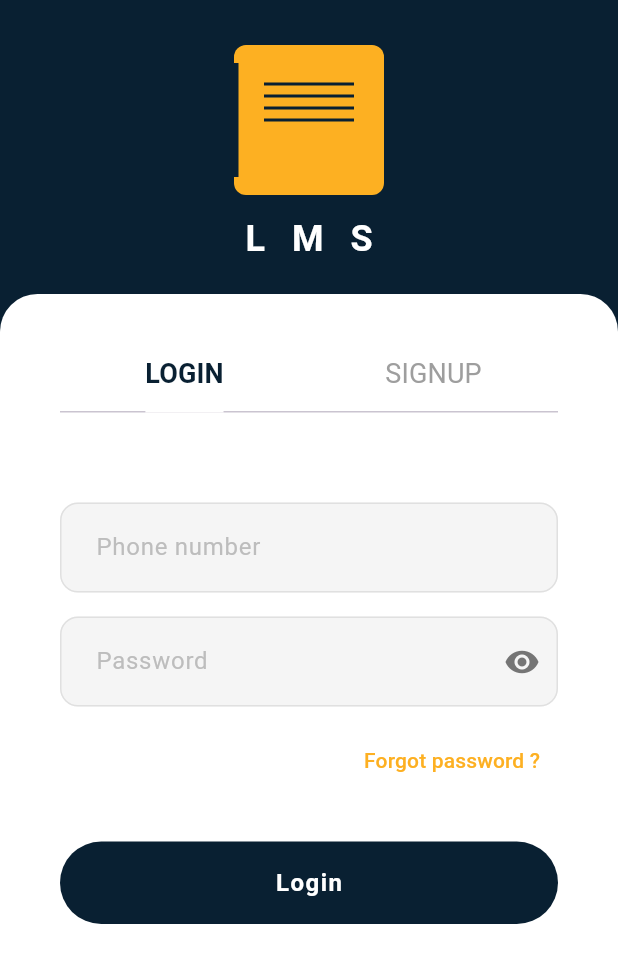
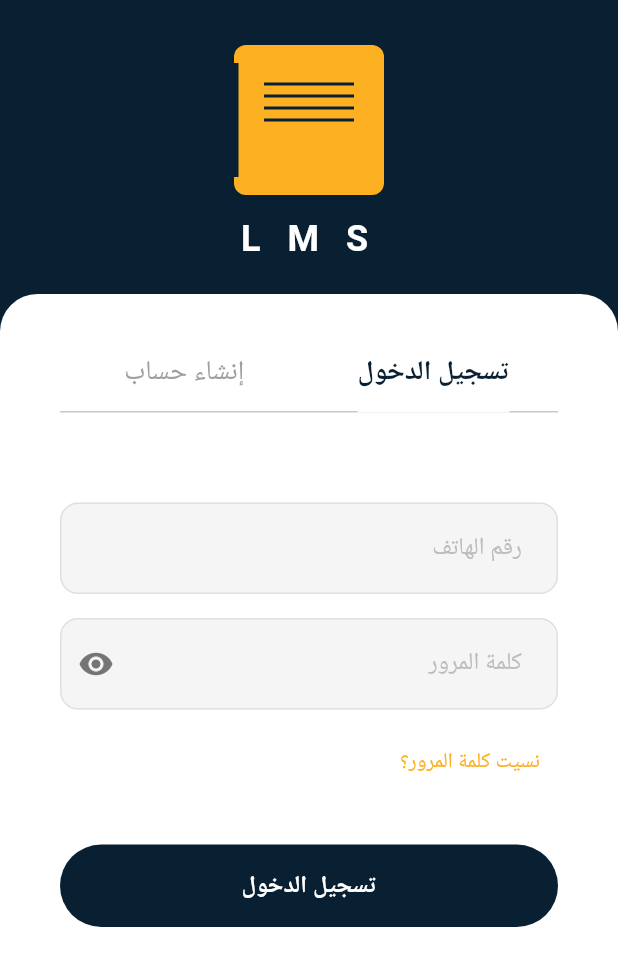
Before and after one commit to AhmedYasserTaha/jesoor_pro, a Flutter app: the screen it shows after launch, after a tap on "SKIP", on a phone screen of 412 x 824 dp. Shown: the top 966 px of the screen. Run offline on Flutter 3.47's test engine with Material 3 defaults, Android fonts, the phone set to English and light mode, and no system bars; our stand-ins replace cookie_jar, dartz, dio, dio_cookie_manager, equatable, flutter_bloc and 5 more; network calls fail.

Commit message:
update translit app

```diff
--- a/lib/app.dart
+++ b/lib/app.dart
@@ -1,4 +1,5 @@
 import 'package:flutter/material.dart';
+import 'package:flutter_localizations/flutter_localizations.dart';
 import 'package:flutter_bloc/flutter_bloc.dart';
 import 'package:jesoor_pro/config/routes/app_router.dart';
 import 'package:jesoor_pro/config/theme/app_theme.dart';
@@ -17,6 +18,19 @@ class JesoorApp extends StatelessWidget {
         theme: AppTheme.lightTheme,
         debugShowCheckedModeBanner: false,
         routerConfig: AppRouter.router,
+        locale: const Locale('ar', 'SA'),
+        supportedLocales: const [Locale('ar', 'SA'), Locale('en', 'US')],
+        localizationsDelegates: const [
+          GlobalMaterialLocalizations.delegate,
+          GlobalWidgetsLocalizations.delegate,
+          GlobalCupertinoLocalizations.delegate,
+        ],
+        builder: (context, child) {
+          return Directionality(
+            textDirection: TextDirection.rtl,
+            child: child!,
+          );
+        },
       ),
     );
   }
--- a/lib/core/utils/strings.dart
+++ b/lib/core/utils/strings.dart
@@ -2,94 +2,91 @@ class Strings {
   // App Info
   static const String appName = 'Jesoor Pro';
   static const String fontFamily = 'Tajawal';
-  static const String noRouteFound = 'No Route Found';
+  static const String noRouteFound = 'الصفحة غير موجودة';
 
   // Common
-  static const String ok = 'OK';
-  static const String cancel = 'Cancel';
-  static const String confirm = 'Confirm';
-  static const String next = 'Next';
-  static const String save = 'SAVE';
-  static const String verify = 'VERIFY';
-  static const String signup = 'SIGNUP';
-  static const String login = 'LOGIN';
+  static const String ok = 'موافق';
+  static const String cancel = 'إلغاء';
+  static const String confirm = 'تأكيد';
+  static const String next = 'التالي';
+  static const String save = 'حفظ';
+  static const String verify = 'تحقق';
+  static const String signup = 'إنشاء حساب';
+  static const String login = 'تسجيل الدخول';
 
   // Auth - Login
-  static const String phoneNumber = 'Phone number';
-  static const String password = 'Password';
-  static const String loginButton = 'Login';
-  static const String forgotPassword = 'Forgot password ?';
-  static const String phoneNumberRequired = 'Phone number is required';
-  static const String enterValidEgyptianPhone =
-      'Enter a valid Egyptian phone number';
-  static const String passwordRequired = 'Password is required';
+  static const String phoneNumber = 'رقم الهاتف';
+  static const String password = 'كلمة المرور';
+  static const String loginButton = 'تسجيل الدخول';
+  static const String forgotPassword = 'نسيت كلمة المرور؟';
+  static const String phoneNumberRequired = 'رقم الهاتف مطلوب';
+  static const String enterValidEgyptianPhone = 'يرجى إدخال رقم هاتف مصري صحيح';
+  static const String passwordRequired = 'كلمة المرور مطلوبة';
   static const String passwordMinLength =
-      'Password must be at least 6 characters';
+      'كلمة المرور يجب أن تكون 6 أحرف على الأقل';
 
   // Auth - Signup
-  static const String enterFullName = 'Enter Full Name';
-  static const String nameRequired = 'Name is required';
-  static const String parentPhone = 'Parent Phone';
-  static const String parentPhoneOptional = 'Parent Phone (Optional)';
-  static const String parentPhoneRequired = 'Parent Phone is required';
-  static const String schoolName = 'School Name';
-  static const String schoolNameRequired = 'School Name is required';
-  static const String governorate = 'Governorate';
-  static const String governorateRequired = 'Governorate is required';
+  static const String enterFullName = 'أدخل الاسم الكامل';
+  static const String nameRequired = 'الاسم مطلوب';
+  static const String parentPhone = 'هاتف ولي الأمر';
+  static const String parentPhoneOptional = 'هاتف ولي الأمر (اختياري)';
+  static const String parentPhoneRequired = 'هاتف ولي الأمر مطلوب';
+  static const String schoolName = 'اسم المدرسة';
+  static const String schoolNameRequired = 'اسم المدرسة مطلوب';
+  static const String governorate = 'المحافظة';
+  static const String governorateRequired = 'المحافظة مطلوبة';
 
   // Auth - OTP
-  static const String verifyOtp = 'Verify OTP';
-  static const String enterOtpCode = 'Enter the 6-digit code sent to\n';
-  static const String otpIncorrect = 'OTP code is incorrect';
-  static const String confirmPhoneNumber = 'Confirm Phone Number';
+  static const String verifyOtp = 'التحقق من رمز OTP';
+  static const String enterOtpCode =
+      'أدخل الرمز المكون من 6 أرقام المرسل إلى\n';
+  static const String otpIncorrect = 'رمز OTP غير صحيح';
+  static const String confirmPhoneNumber = 'تأكيد رقم الهاتف';
   static const String confirmPhoneMessage =
-      'We will send an OTP code to {phone}.\nIs this correct?';
+      'سنرسل رمز OTP إلى {phone}.\nهل هذا صحيح؟';
   static const String phoneAlreadyRegistered =
-      'This phone number is already registered, cannot register with it again';
+      'رقم الهاتف هذا مسجل بالفعل، لا يمكن التسجيل به مرة أخرى';
 
   // Auth - Forgot Password
-  static const String forgotPasswordTitle = 'Forgot Password';
-  static const String verifyCode = 'Verify Code';
-  static const String resetPassword = 'Reset Password';
-  static const String enterPhoneForOtp =
-      'Enter your phone number to receive verification code';
-  static const String enterNewPassword = 'Enter a new password';
-  static const String newPassword = 'New Password';
-  static const String confirmPassword = 'Confirm Password';
-  static const String confirmPasswordRequired =
-      'Password confirmation is required';
-  static const String passwordsDoNotMatch = 'Passwords do not match';
-  static const String sendCode = 'Send Code';
-  static const String changePassword = 'Change Password';
+  static const String forgotPasswordTitle = 'نسيت كلمة المرور';
+  static const String verifyCode = 'التحقق من الرمز';
+  static const String resetPassword = 'إعادة تعيين كلمة المرور';
+  static const String enterPhoneForOtp = 'أدخل رقم هاتفك لتلقي رمز التحقق';
+  static const String enterNewPassword = 'أدخل كلمة مرور جديدة';
+  static const String newPassword = 'كلمة المرور الجديدة';
+  static const String confirmPassword = 'تأكيد كلمة المرور';
+  static const String confirmPasswordRequired = 'تأكيد كلمة المرور مطلوب';
+  static const String passwordsDoNotMatch = 'كلمات المرور غير متطابقة';
+  static const String sendCode = 'إرسال الرمز';
+  static const String changePassword = 'تغيير كلمة المرور';
   static const String passwordChangedSuccessfully =
-      'Password changed successfully';
-  static const String pleaseEnterPhoneNumber = 'Please enter a phone number';
+      'تم تغيير كلمة المرور بنجاح';
+  static const String pleaseEnterPhoneNumber = 'يرجى إدخال رقم الهاتف';
 
   // Auth - Success
-  static const String accountCreated =
-      'I created a new account — congratulations 🎉';
+  static const String accountCreated = 'تم إنشاء حساب جديد — تهانينا 🎉';
   static const String accountCreatedMessage =
-      'There are just a few simple steps left so you can start using your account.';
+      'هناك خطوات بسيطة فقط متبقية حتى تتمكن من البدء في استخدام حسابك.';
 
   // Errors
-  static const String errorOccurred = 'An error occurred, please try again';
-  static const String requestCancelled = 'Request cancelled';
-  static const String noInternetConnection = 'No Internet Connection';
+  static const String errorOccurred = 'حدث خطأ، يرجى المحاولة مرة أخرى';
+  static const String requestCancelled = 'تم إلغاء الطلب';
+  static const String noInternetConnection = 'لا يوجد اتصال بالإنترنت';
 
   // Roots Screen
-  static const String home = 'Home';
-  static const String search = 'Search';
-  static const String favorites = 'Favorites';
-  static const String profile = 'Profile';
-  static const String welcomeToHome = 'Welcome to Home Page';
+  static const String home = 'الرئيسية';
+  static const String search = 'البحث';
+  static const String favorites = 'المفضلة';
+  static const String profile = 'الملف الشخصي';
+  static const String welcomeToHome = 'مرحباً بك في الصفحة الرئيسية';
 
   // Education System
-  static const String general = 'General';
-  static const String azhar = 'Azhar';
-  static const String languages = 'Languages';
-  static const String primary = 'Primary';
-  static const String preparatory = 'Preparatory';
-  static const String secondary = 'Secondary';
+  static const String general = 'عام';
+  static const String azhar = 'أزهر';
+  static const String languages = 'لغات';
+  static const String primary = 'ابتدائي';
+  static const String preparatory = 'إعدادي';
+  static const String secondary = 'ثانوي';
 
   // Helper method to replace placeholders
   static String replacePlaceholder(
--- a/lib/features/auth/data/repositories/auth_repository_impl.dart
+++ b/lib/features/auth/data/repositories/auth_repository_impl.dart
@@ -38,7 +38,7 @@ class AuthRepositoryImpl implements AuthRepository {
         return Left(ServerFailure(message: failure.message));
       }
     } else {
-      return const Left(CacheFailure(message: "No Internet Connection"));
+      return const Left(CacheFailure(message: "لا يوجد اتصال بالإنترنت"));
     }
   }
 
@@ -52,7 +52,7 @@ class AuthRepositoryImpl implements AuthRepository {
         return Left(ServerFailure(message: failure.message));
       }
     } else {
-      return const Left(CacheFailure(message: "No Internet Connection"));
+      return const Left(CacheFailure(message: "لا يوجد اتصال بالإنترنت"));
     }
   }
 
@@ -76,7 +76,7 @@ class AuthRepositoryImpl implements AuthRepository {
         return Left(ServerFailure(message: failure.message));
       }
     } else {
-      return const Left(CacheFailure(message: "No Internet Connection"));
+      return const Left(CacheFailure(message: "لا يوجد اتصال بالإنترنت"));
     }
   }
 
@@ -90,7 +90,7 @@ class AuthRepositoryImpl implements AuthRepository {
         return Left(ServerFailure(message: failure.message));
       }
     } else {
-      return const Left(CacheFailure(message: "No Internet Connection"));
+      return const Left(CacheFailure(message: "لا يوجد اتصال بالإنترنت"));
     }
   }
 
@@ -104,7 +104,7 @@ class AuthRepositoryImpl implements AuthRepository {
         return Left(ServerFailure(message: failure.message));
       }
     } else {
-      return const Left(CacheFailure(message: "No Internet Connection"));
+      return const Left(CacheFailure(message: "لا يوجد اتصال بالإنترنت"));
     }
   }
 
@@ -130,7 +130,7 @@ class AuthRepositoryImpl implements AuthRepository {
         return Left(ServerFailure(message: failure.message));
       }
     } else {
-      return const Left(CacheFailure(message: "No Internet Connection"));
+      return const Left(CacheFailure(message: "لا يوجد اتصال بالإنترنت"));
     }
   }
 
@@ -146,7 +146,7 @@ class AuthRepositoryImpl implements AuthRepository {
         return Left(ServerFailure(message: failure.message));
       }
     } else {
-      return const Left(CacheFailure(message: "No Internet Connection"));
+      return const Left(CacheFailure(message: "لا يوجد اتصال بالإنترنت"));
     }
   }
 
@@ -162,7 +162,7 @@ class AuthRepositoryImpl implements AuthRepository {
         return Left(ServerFailure(message: failure.message));
       }
     } else {
-      return const Left(CacheFailure(message: "No Internet Connection"));
+      return const Left(CacheFailure(message: "لا يوجد اتصال بالإنترنت"));
     }
   }
 
@@ -176,7 +176,7 @@ class AuthRepositoryImpl implements AuthRepository {
         return Left(ServerFailure(message: failure.message));
       }
     } else {
-      return const Left(CacheFailure(message: "No Internet Connection"));
+      return const Left(CacheFailure(message: "لا يوجد اتصال بالإنترنت"));
     }
   }
 
@@ -192,7 +192,7 @@ class AuthRepositoryImpl implements AuthRepository {
         return Left(ServerFailure(message: failure.message));
       }
     } else {
-      return const Left(CacheFailure(message: "No Internet Connection"));
+      return const Left(CacheFailure(message: "لا يوجد اتصال بالإنترنت"));
     }
   }
 
@@ -206,7 +206,7 @@ class AuthRepositoryImpl implements AuthRepository {
         return Left(ServerFailure(message: failure.message));
       }
     } else {
-      return const Left(CacheFailure(message: "No Internet Connection"));
+      return const Left(CacheFailure(message: "لا يوجد اتصال بالإنترنت"));
     }
   }
 
--- a/lib/features/auth/presentation/cubit/auth_cubit.dart
+++ b/lib/features/auth/presentation/cubit/auth_cubit.dart
@@ -159,7 +159,7 @@ class AuthCubit extends Cubit<AuthState> {
       emit(
         state.copyWith(
           verifyOtpStatus: AuthStatus.error,
-          errorMessage: "Phone number is missing",
+          errorMessage: "رقم الهاتف مفقود",
         ),
       );
       return;
@@ -243,7 +243,7 @@ class AuthCubit extends Cubit<AuthState> {
       emit(
         state.copyWith(
           loginVerifyOtpStatus: AuthStatus.error,
-          errorMessage: "Phone number is missing",
+          errorMessage: "رقم الهاتف مفقود",
         ),
       );
       return;
@@ -305,7 +305,7 @@ class AuthCubit extends Cubit<AuthState> {
       emit(
         state.copyWith(
           forgotPasswordResetStatus: AuthStatus.error,
-          errorMessage: "Phone number is missing",
+          errorMessage: "رقم الهاتف مفقود",
         ),
       );
       return;
--- a/lib/features/auth/presentation/screens/widgets/auth_tab_bar.dart
+++ b/lib/features/auth/presentation/screens/widgets/auth_tab_bar.dart
@@ -23,8 +23,8 @@ class AuthTabBar extends StatelessWidget {
         indicatorColor: AppColors.primary,
         indicatorWeight: 3,
         tabs: const [
-          Tab(text: 'LOGIN'),
-          Tab(text: 'SIGNUP'),
+          Tab(text: 'تسجيل الدخول'),
+          Tab(text: 'إنشاء حساب'),
         ],
       ),
     );
--- a/lib/features/auth/presentation/screens/widgets/step_indicator.dart
+++ b/lib/features/auth/presentation/screens/widgets/step_indicator.dart
@@ -20,11 +20,11 @@ class StepIndicator extends StatelessWidget {
         child: Row(
           crossAxisAlignment: CrossAxisAlignment.start,
           children: [
-            _buildStepItem(1, "Personal Data", currentStep >= 1),
+            _buildStepItem(1, "البيانات الشخصية", currentStep >= 1),
             _buildDashedLine(),
-            _buildStepItem(2, "Parent Data", currentStep >= 2),
+            _buildStepItem(2, "بيانات ولي الأمر", currentStep >= 2),
             _buildDashedLine(),
-            _buildStepItem(3, "Grade Selection", currentStep >= 3),
+            _buildStepItem(3, "اختيار الصف", currentStep >= 3),
           ],
         ),
       ),
--- a/lib/features/auth/presentation/utils/grade_utils.dart
+++ b/lib/features/auth/presentation/utils/grade_utils.dart
@@ -3,11 +3,11 @@ class GradeUtils {
   static List<String> getGradesForStage(String stage) {
     switch (stage) {
       case 'Primary':
-        return List.generate(6, (i) => '${i + 1} Primary');
+        return List.generate(6, (i) => '${i + 1} ابتدائي');
       case 'Preparatory':
-        return List.generate(3, (i) => '${i + 1} Preparatory');
+        return List.generate(3, (i) => '${i + 1} إعدادي');
       case 'Secondary':
-        return List.generate(3, (i) => '${i + 1} Secondary');
+        return List.generate(3, (i) => '${i + 1} ثانوي');
       default:
         return [];
     }
--- a/lib/features/onboarding/onboarding_screen.dart
+++ b/lib/features/onboarding/onboarding_screen.dart
@@ -42,7 +42,9 @@ class _OnboardingScreenState extends State<OnboardingScreen> {
 
   @override
   Widget build(BuildContext context) {
-    return Scaffold(
+    return Directionality(
+      textDirection: TextDirection.ltr,
+      child: Scaffold(
         backgroundColor: Colors.white,
         body: SafeArea(
           child: Column(
@@ -69,6 +71,7 @@ class _OnboardingScreenState extends State<OnboardingScreen> {
             ],
           ),
         ),
+      ),
     );
   }
 }
--- a/lib/features/roots/roots_screen.dart
+++ b/lib/features/roots/roots_screen.dart
@@ -14,9 +14,9 @@ class _RootsScreenState extends State<RootsScreen> {
 
   final List<Widget> _screens = [
     const HomeScreen(),
-    const PlaceholderScreen(title: 'Screen 2'),
-    const PlaceholderScreen(title: 'Screen 3'),
-    const PlaceholderScreen(title: 'Screen 4'),
+    const PlaceholderScreen(title: 'الشاشة 2'),
+    const PlaceholderScreen(title: 'الشاشة 3'),
+    const PlaceholderScreen(title: 'الشاشة 4'),
   ];
 
   @override
--- a/pubspec.yaml
+++ b/pubspec.yaml
@@ -25,6 +25,9 @@ dependencies:
   internet_connection_checker: ^3.0.1
   json_annotation: ^4.8.1
   page_transition: ^2.1.0
+  google_fonts: ^6.1.0
+  flutter_localizations:
+    sdk: flutter
 
 dev_dependencies:
   flutter_test:
```
Also changed, not shown: 1 other file. Lines whose indentation alone changed are shown as unchanged.
